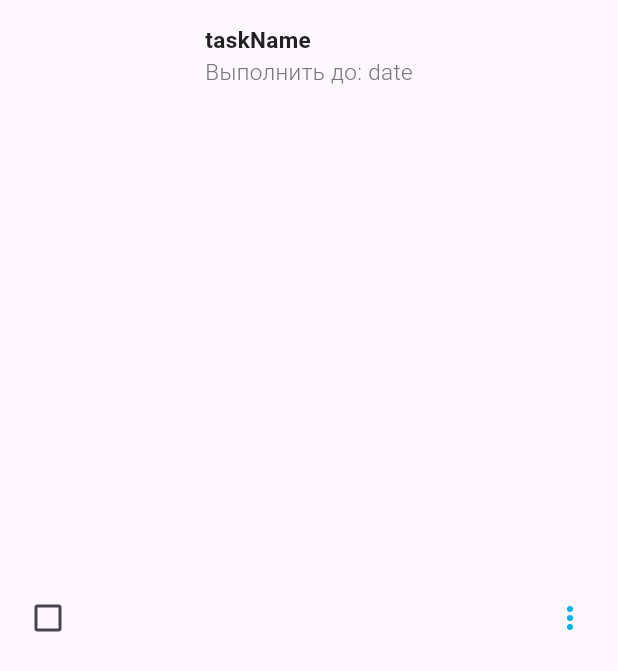
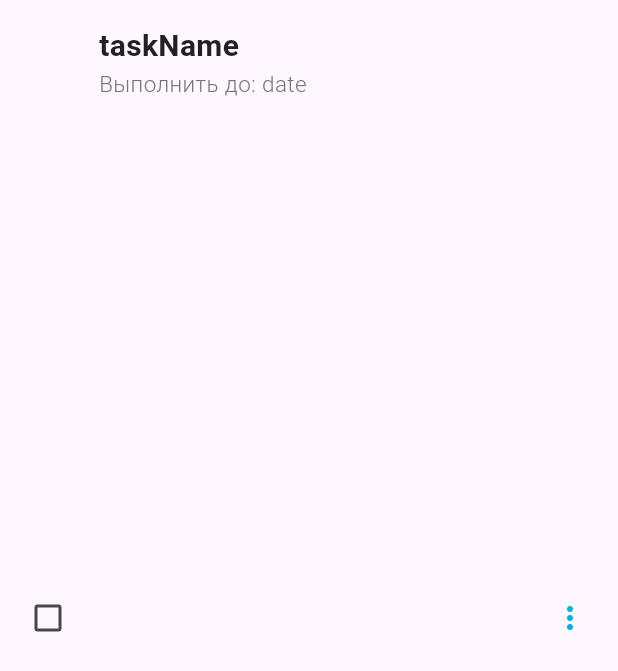
Before and after one commit to MariyaRazboynikova/Application_to_do, a Flutter app: the ToDoTasks widget shown alone on an empty page, opened directly, on a phone screen of 412 x 824 dp. Shown: the top 671 px of the screen. Run offline on Flutter 3.47's test engine with Material 3 defaults, Android fonts, the phone set to English and light mode, and no system bars; our stand-ins replace google_fonts; Roboto replaces fonts that are missing (Farro).

Commit message:
пока что всё работает

```diff
--- a/lib/features/presentation/pages/intro_page.dart
+++ b/lib/features/presentation/pages/intro_page.dart
@@ -82,7 +82,7 @@ class IntroPage extends StatelessWidget {
                   MyButton(
                     onTap: () => Navigator.pushNamed(context, '/tasks_page'),
                     child: const Icon(
-                      Icons.task_alt_rounded,
+                      Icons.arrow_right_alt_rounded,
                       color: Colors.white,
                       size: 50,
                     ),
--- a/lib/features/presentation/widgets/to_do_list.dart
+++ b/lib/features/presentation/widgets/to_do_list.dart
@@ -7,13 +7,14 @@ class ToDoTasks extends StatelessWidget {
   final Function(bool?)? onChanged;
   final bool isCompleted;
   final Function()? onPressed;
-  const ToDoTasks(
-      {super.key,
+  const ToDoTasks({
+    super.key,
     required this.taskName,
     required this.date,
     this.onChanged,
     required this.isCompleted,
-      this.onPressed});
+    this.onPressed,
+  });
 
   @override
   Widget build(BuildContext context) {
@@ -24,14 +25,18 @@ class ToDoTasks extends StatelessWidget {
           mainAxisAlignment: MainAxisAlignment.spaceBetween,
           children: [
             //чекбокс
+            Row(
+              children: [
                 Checkbox(
                   value: isCompleted,
                   onChanged: onChanged,
                 ),
 
+                const SizedBox(width: 10),
+
                 //Задача и срок
                 Padding(
-              padding: const EdgeInsets.all(8.0),
+                  padding: const EdgeInsets.symmetric(vertical: 8),
                   child: Column(
                     crossAxisAlignment: CrossAxisAlignment.start,
                     children: [
@@ -39,7 +44,7 @@ class ToDoTasks extends StatelessWidget {
                         taskName,
                         style: GoogleFonts.daiBannaSil(
                           fontWeight: FontWeight.w700,
-                      fontSize: 15,
+                          fontSize: 20,
                           color: Colors.grey[900],
                         ),
                       ),
@@ -54,31 +59,12 @@ class ToDoTasks extends StatelessWidget {
                     ],
                   ),
                 ),
+              ],
+            ),
 
             //trailing
             IconButton(
-              onPressed: () => AlertDialog(
-                shape: RoundedRectangleBorder(
-                  borderRadius: BorderRadius.circular(10),
-                ),
-                title: const Text('Confirm'),
-                content:
-                    const Text('Are you sure you wish to delete this task?'),
-                actions: [
-                  ElevatedButton(
-                    onPressed: () {
-                      Navigator.pop(context, true);
-                    },
-                    child: const Text('Yes'),
-                  ),
-                  TextButton(
-                    onPressed: () {
-                      Navigator.pop(context, false);
-                    },
-                    child: const Text('No'),
-                  ),
-                ],
-              ),
+              onPressed: () => showDialog,
               icon: const Icon(
                 Icons.more_vert,
                 color: Color(0xFF00B2E7),
```
Also changed, not shown: lib/features/presentation/widgets/alert_dialog.dart (added, +30 -0 lines). Lines whose indentation alone changed are shown as unchanged.
